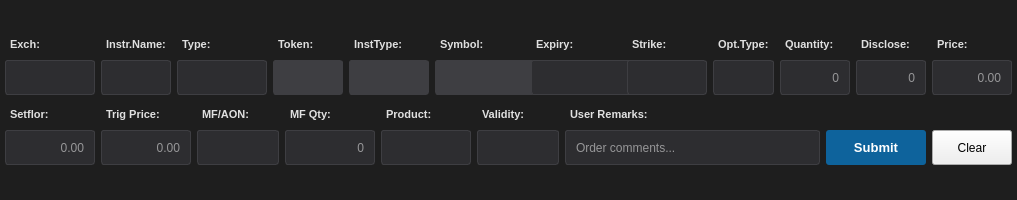
This is resources/forms/BuyWindow.ui in yashnmehta/Autotrade as Qt 5 draws it before an edit. The edited form follows.
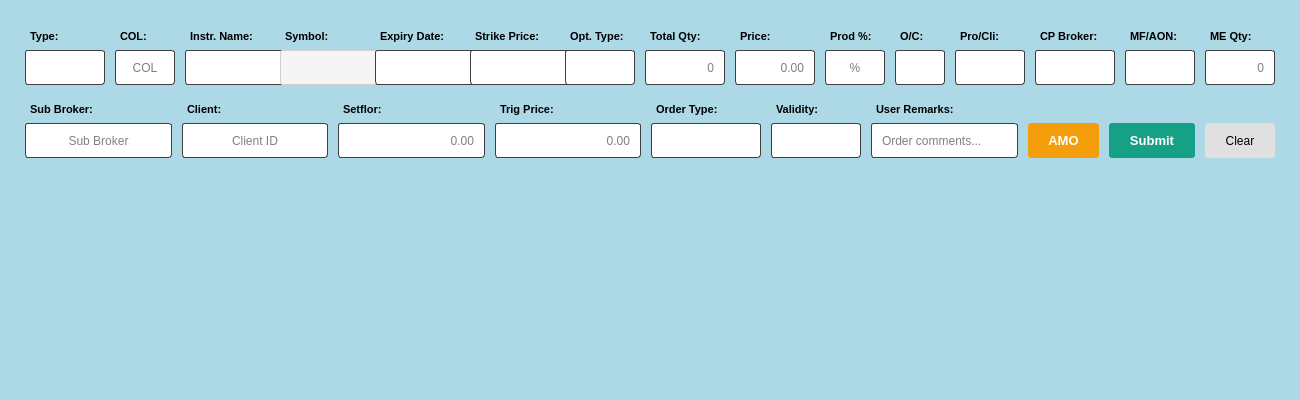
This is the edited form.

```diff
--- a/resources/forms/BuyWindow.ui
+++ b/resources/forms/BuyWindow.ui
@@ -6,45 +6,52 @@
    <rect>
     <x>0</x>
     <y>0</y>
-    <width>1017</width>
-    <height>200</height>
+    <width>1300</width>
+    <height>400</height>
    </rect>
   </property>
+  <property name="sizePolicy">
+   <sizepolicy hsizetype="Expanding" vsizetype="Expanding">
+    <horstretch>0</horstretch>
+    <verstretch>0</verstretch>
+   </sizepolicy>
+    </property>
   <property name="minimumSize">
    <size>
-    <width>1000</width>
-    <height>180</height>
+    <width>1300</width>
+    <height>250</height>
    </size>
   </property>
   <property name="maximumSize">
    <size>
     <width>16777215</width>
-    <height>230</height>
+    <height>16777215</height>
    </size>
   </property>
   <property name="windowTitle">
    <string>Buy Order</string>
   </property>
   <property name="styleSheet">
-   <string notr="true">QWidget#BuyWindowForm {
-    background-color: #1e1e1e;
+   <string notr="true">QWidget {
+    background-color: #add8e6;
 }
 
 QLabel {
-    color: #e0e0e0;
+    color: #000000;
     font-size: 11px;
-    font-weight: 500;
+    font-weight: 600;
     padding: 2px;
+    background-color: transparent;
 }
 
 QLineEdit {
-    background-color: #2d2d30;
-    color: #ffffff;
+    background-color: #ffffff;
+    color: #000000;
     border: 1px solid #3e3e42;
     border-radius: 3px;
     padding: 4px 8px;
     font-size: 12px;
-    selection-background-color: #094771;
+    selection-background-color: #3b82f6;
 }
 
 QLineEdit:focus {
@@ -53,13 +60,14 @@
 }
 
 QLineEdit:read-only {
-    background-color: #3e3e42;
-    color: #b0b0b0;
+    background-color: #f5f5f5;
+    color: #7a7a7a;
+    border: 1px solid #d0d0d0;
 }
 
 QComboBox {
-    background-color: #2d2d30;
-    color: #ffffff;
+    background-color: #ffffff;
+    color: #000000;
     border: 1px solid #3e3e42;
     border-radius: 3px;
     padding: 4px 8px;
@@ -88,14 +96,14 @@
 }
 
 QComboBox QAbstractItemView {
-    background-color: #2d2d30;
-    color: #ffffff;
-    selection-background-color: #094771;
+    background-color: #ffffff;
+    color: #000000;
+    selection-background-color: #3b82f6;
     border: 1px solid #3e3e42;
 }
 
 QPushButton#pbSubmit {
-    background-color: #0e639c;
+    background-color: #16a085;
     color: #ffffff;
     border: none;
     border-radius: 3px;
@@ -109,8 +117,37 @@
 }
 
 QPushButton#pbSubmit:pressed {
-    background-color: #0d5689;
-}</string>
+    background-color: #117864;
+}
+
+QPushButton#pbClear {
+    background-color: #e0e0e0;
+    color: #000000;
+    border: none;
+    border-radius: 3px;
+    padding: 8px 12px;
+}
+
+QPushButton#pbClear:hover {
+    background-color: #cfcfcf;
+}
+
+QPushButton#pbAMO {
+    background-color: #f59e0b;
+    color: #ffffff;
+    border: none;
+    border-radius: 3px;
+    padding: 8px 20px;
+    font-size: 13px;
+    font-weight: 600;
+}
+
+QPushButton#pbAMO:hover {
+    background-color: #d97706;
+}
+
+
+</string>
   </property>
   <layout class="QVBoxLayout" name="verticalLayout">
    <property name="spacing">
@@ -120,7 +157,7 @@
     <number>0</number>
    </property>
    <property name="topMargin">
-    <number>0</number>
+    <number>20</number>
    </property>
    <property name="rightMargin">
     <number>0</number>
@@ -150,46 +187,47 @@
        <property name="maximumSize">
         <size>
          <width>16777215</width>
-         <height>70</height>
+         <height>80</height>
         </size>
        </property>
        <layout class="QVBoxLayout" name="verticalLayout_5">
         <property name="leftMargin">
-         <number>5</number>
+         <number>25</number>
         </property>
         <property name="topMargin">
-         <number>5</number>
+         <number>8</number>
         </property>
         <property name="rightMargin">
-         <number>5</number>
+         <number>25</number>
         </property>
         <property name="bottomMargin">
-         <number>5</number>
+         <number>8</number>
         </property>
         <item>
          <layout class="QGridLayout" name="gridLayout_4">
+          <property name="spacing">
+           <number>10</number>
+          </property>
+          <property name="leftMargin">
+           <number>0</number>
+          </property>
+          <property name="topMargin">
+           <number>0</number>
+          </property>
+          <property name="rightMargin">
+           <number>0</number>
+          </property>
+          <property name="bottomMargin">
+           <number>0</number>
+          </property>
+          <property name="horizontalSpacing">
+           <number>10</number>
+          </property>
+          <property name="verticalSpacing">
+           <number>5</number>
+          </property>
           <item row="0" column="0">
-           <widget class="QLabel" name="label">
-            <property name="text">
-             <string>Exch:</string>
-            </property>
-            <property name="alignment">
-             <set>Qt::AlignLeading|Qt::AlignLeft|Qt::AlignVCenter</set>
-            </property>
-           </widget>
-          </item>
-          <item row="0" column="1">
-           <widget class="QLabel" name="label_12">
-            <property name="text">
-             <string>Instr.Name:</string>
-            </property>
-            <property name="alignment">
-             <set>Qt::AlignLeading|Qt::AlignLeft|Qt::AlignVCenter</set>
-            </property>
-           </widget>
-          </item>
-          <item row="0" column="2">
-           <widget class="QLabel" name="label_9">
+           <widget class="QLabel" name="label_type">
             <property name="text">
              <string>Type:</string>
             </property>
@@ -198,27 +236,27 @@
             </property>
            </widget>
           </item>
+          <item row="0" column="1">
+           <widget class="QLabel" name="label_col">
+            <property name="text">
+             <string>COL:</string>
+            </property>
+            <property name="alignment">
+             <set>Qt::AlignLeading|Qt::AlignLeft|Qt::AlignVCenter</set>
+            </property>
+           </widget>
+          </item>
+          <item row="0" column="2">
+           <widget class="QLabel" name="label_12">
+            <property name="text">
+             <string>Instr. Name:</string>
+            </property>
+            <property name="alignment">
+             <set>Qt::AlignLeading|Qt::AlignLeft|Qt::AlignVCenter</set>
+            </property>
+           </widget>
+          </item>
           <item row="0" column="3">
-           <widget class="QLabel" name="label_2">
-            <property name="text">
-             <string>Token:</string>
-            </property>
-            <property name="alignment">
-             <set>Qt::AlignLeading|Qt::AlignLeft|Qt::AlignVCenter</set>
-            </property>
-           </widget>
-          </item>
-          <item row="0" column="4">
-           <widget class="QLabel" name="label_3">
-            <property name="text">
-             <string>InstType:</string>
-            </property>
-            <property name="alignment">
-             <set>Qt::AlignLeading|Qt::AlignLeft|Qt::AlignVCenter</set>
-            </property>
-           </widget>
-          </item>
-          <item row="0" column="5">
            <widget class="QLabel" name="label_4">
             <property name="text">
              <string>Symbol:</string>
@@ -228,57 +266,47 @@
             </property>
            </widget>
           </item>
-          <item row="0" column="6">
+          <item row="0" column="4">
            <widget class="QLabel" name="label_5">
             <property name="text">
-             <string>Expiry:</string>
+             <string>Expiry Date:</string>
             </property>
             <property name="alignment">
              <set>Qt::AlignLeading|Qt::AlignLeft|Qt::AlignVCenter</set>
             </property>
            </widget>
           </item>
-          <item row="0" column="7">
+          <item row="0" column="5">
            <widget class="QLabel" name="label_6">
             <property name="text">
-             <string>Strike:</string>
+             <string>Strike Price:</string>
             </property>
             <property name="alignment">
              <set>Qt::AlignLeading|Qt::AlignLeft|Qt::AlignVCenter</set>
             </property>
            </widget>
           </item>
-          <item row="0" column="8">
+          <item row="0" column="6">
            <widget class="QLabel" name="label_13">
             <property name="text">
-             <string>Opt.Type:</string>
+             <string>Opt. Type:</string>
             </property>
             <property name="alignment">
              <set>Qt::AlignLeading|Qt::AlignLeft|Qt::AlignVCenter</set>
             </property>
            </widget>
           </item>
-          <item row="0" column="9">
+          <item row="0" column="7">
            <widget class="QLabel" name="label_7">
             <property name="text">
-             <string>Quantity:</string>
+             <string>Total Qty:</string>
             </property>
             <property name="alignment">
              <set>Qt::AlignLeading|Qt::AlignLeft|Qt::AlignVCenter</set>
             </property>
            </widget>
           </item>
-          <item row="0" column="10">
-           <widget class="QLabel" name="label_19">
-            <property name="text">
-             <string>Disclose:</string>
-            </property>
-            <property name="alignment">
-             <set>Qt::AlignLeading|Qt::AlignLeft|Qt::AlignVCenter</set>
-            </property>
-           </widget>
-          </item>
-          <item row="0" column="11">
+          <item row="0" column="8">
            <widget class="QLabel" name="label_8">
             <property name="text">
              <string>Price:</string>
@@ -288,79 +316,107 @@
             </property>
            </widget>
           </item>
+          <item row="0" column="9">
+           <widget class="QLabel" name="label_prod">
+            <property name="text">
+             <string>Prod %:</string>
+            </property>
+            <property name="alignment">
+             <set>Qt::AlignLeading|Qt::AlignLeft|Qt::AlignVCenter</set>
+            </property>
+           </widget>
+          </item>
+          <item row="0" column="10">
+           <widget class="QLabel" name="label_oc">
+            <property name="text">
+             <string>O/C:</string>
+            </property>
+            <property name="alignment">
+             <set>Qt::AlignLeading|Qt::AlignLeft|Qt::AlignVCenter</set>
+            </property>
+           </widget>
+          </item>
+          <item row="0" column="11">
+           <widget class="QLabel" name="label_procli">
+            <property name="text">
+             <string>Pro/Cli:</string>
+            </property>
+            <property name="alignment">
+             <set>Qt::AlignLeading|Qt::AlignLeft|Qt::AlignVCenter</set>
+            </property>
+           </widget>
+          </item>
+          <item row="0" column="12">
+           <widget class="QLabel" name="label_cpbroker">
+            <property name="text">
+             <string>CP Broker:</string>
+            </property>
+            <property name="alignment">
+             <set>Qt::AlignLeading|Qt::AlignLeft|Qt::AlignVCenter</set>
+            </property>
+           </widget>
+          </item>
+          <item row="0" column="13">
+           <widget class="QLabel" name="label_16">
+            <property name="text">
+             <string>MF/AON:</string>
+            </property>
+            <property name="alignment">
+             <set>Qt::AlignLeading|Qt::AlignLeft|Qt::AlignVCenter</set>
+            </property>
+           </widget>
+          </item>
+          <item row="0" column="14">
+           <widget class="QLabel" name="label_17">
+            <property name="text">
+             <string>ME Qty:</string>
+            </property>
+            <property name="alignment">
+             <set>Qt::AlignLeading|Qt::AlignLeft|Qt::AlignVCenter</set>
+            </property>
+           </widget>
+          </item>
           <item row="1" column="0">
-           <widget class="QComboBox" name="cbEx">
-            <property name="minimumSize">
-             <size>
-              <width>90</width>
-              <height>35</height>
-             </size>
-            </property>
-           </widget>
-          </item>
-          <item row="1" column="1">
-           <widget class="QComboBox" name="cbInstrName">
-            <property name="minimumSize">
-             <size>
-              <width>70</width>
-              <height>35</height>
-             </size>
-            </property>
-           </widget>
-          </item>
-          <item row="1" column="2">
            <widget class="QComboBox" name="cbOrdType">
             <property name="minimumSize">
              <size>
-              <width>90</width>
-              <height>35</height>
-             </size>
-            </property>
-           </widget>
-          </item>
-          <item row="1" column="3">
-           <widget class="QLineEdit" name="leToken">
-            <property name="minimumSize">
-             <size>
-              <width>70</width>
-              <height>35</height>
-             </size>
-            </property>
-            <property name="maximumSize">
-             <size>
-              <width>90</width>
-              <height>16777215</height>
-             </size>
-            </property>
-            <property name="alignment">
-             <set>Qt::AlignCenter</set>
-            </property>
-            <property name="readOnly">
-             <bool>true</bool>
-            </property>
-           </widget>
-          </item>
-          <item row="1" column="4">
-           <widget class="QLineEdit" name="leInsType">
-            <property name="minimumSize">
-             <size>
               <width>80</width>
               <height>35</height>
              </size>
             </property>
+           </widget>
+          </item>
+          <item row="1" column="1">
+           <widget class="QLineEdit" name="leCol">
+            <property name="minimumSize">
+             <size>
+              <width>60</width>
+              <height>35</height>
+             </size>
+            </property>
             <property name="alignment">
              <set>Qt::AlignCenter</set>
             </property>
-            <property name="readOnly">
-             <bool>true</bool>
+            <property name="placeholderText">
+             <string>COL</string>
             </property>
            </widget>
           </item>
-          <item row="1" column="5">
+          <item row="1" column="2">
+           <widget class="QComboBox" name="cbInstrName">
+            <property name="minimumSize">
+             <size>
+              <width>100</width>
+              <height>35</height>
+             </size>
+            </property>
+           </widget>
+          </item>
+          <item row="1" column="3">
            <widget class="QLineEdit" name="leSymbol">
             <property name="minimumSize">
              <size>
-              <width>100</width>
+              <width>120</width>
               <height>35</height>
              </size>
             </property>
@@ -369,48 +425,48 @@
             </property>
            </widget>
           </item>
-          <item row="1" column="6">
+          <item row="1" column="4">
            <widget class="QComboBox" name="cbExp">
             <property name="minimumSize">
              <size>
-              <width>110</width>
+              <width>120</width>
               <height>35</height>
              </size>
             </property>
            </widget>
           </item>
-          <item row="1" column="7">
+          <item row="1" column="5">
            <widget class="QComboBox" name="cbStrike">
             <property name="minimumSize">
              <size>
-              <width>80</width>
+              <width>100</width>
               <height>35</height>
              </size>
             </property>
            </widget>
           </item>
-          <item row="1" column="8">
+          <item row="1" column="6">
            <widget class="QComboBox" name="cbOptType">
             <property name="minimumSize">
              <size>
-              <width>60</width>
+              <width>70</width>
               <height>35</height>
              </size>
             </property>
            </widget>
           </item>
-          <item row="1" column="9">
+          <item row="1" column="7">
            <widget class="QLineEdit" name="leQty">
             <property name="minimumSize">
              <size>
-              <width>70</width>
+              <width>80</width>
               <height>35</height>
              </size>
             </property>
             <property name="maximumSize">
              <size>
-              <width>90</width>
-              <height>16777215</height>
+              <width>100</width>
+              <height>35</height>
              </size>
             </property>
             <property name="alignment">
@@ -421,41 +477,103 @@
             </property>
            </widget>
           </item>
+          <item row="1" column="8">
+           <widget class="QLineEdit" name="leRate">
+            <property name="minimumSize">
+             <size>
+              <width>80</width>
+              <height>35</height>
+             </size>
+            </property>
+            <property name="maximumSize">
+             <size>
+              <width>100</width>
+              <height>35</height>
+             </size>
+            </property>
+            <property name="alignment">
+             <set>Qt::AlignRight|Qt::AlignTrailing|Qt::AlignVCenter</set>
+            </property>
+            <property name="placeholderText">
+             <string>0.00</string>
+            </property>
+           </widget>
+          </item>
+          <item row="1" column="9">
+           <widget class="QLineEdit" name="leProdPercent">
+            <property name="minimumSize">
+             <size>
+              <width>60</width>
+              <height>35</height>
+             </size>
+            </property>
+            <property name="alignment">
+             <set>Qt::AlignCenter</set>
+            </property>
+            <property name="placeholderText">
+             <string>%</string>
+            </property>
+           </widget>
+          </item>
           <item row="1" column="10">
-           <widget class="QLineEdit" name="leDiscloseQty">
+           <widget class="QComboBox" name="cbOC">
             <property name="minimumSize">
              <size>
-              <width>70</width>
+              <width>50</width>
               <height>35</height>
              </size>
             </property>
-            <property name="maximumSize">
-             <size>
-              <width>90</width>
-              <height>16777215</height>
-             </size>
-            </property>
-            <property name="alignment">
-             <set>Qt::AlignRight|Qt::AlignTrailing|Qt::AlignVCenter</set>
-            </property>
-            <property name="placeholderText">
-             <string>0</string>
-            </property>
            </widget>
           </item>
           <item row="1" column="11">
-           <widget class="QLineEdit" name="leRate">
+           <widget class="QComboBox" name="cbProCli">
+            <property name="minimumSize">
+             <size>
+              <width>70</width>
+              <height>35</height>
+             </size>
+            </property>
+           </widget>
+          </item>
+          <item row="1" column="12">
+           <widget class="QComboBox" name="cbCPBroker">
             <property name="minimumSize">
              <size>
               <width>80</width>
               <height>35</height>
              </size>
             </property>
+           </widget>
+          </item>
+          <item row="1" column="13">
+           <widget class="QComboBox" name="cbMFAON">
+            <property name="minimumSize">
+             <size>
+              <width>70</width>
+              <height>35</height>
+             </size>
+            </property>
+           </widget>
+          </item>
+          <item row="1" column="14">
+           <widget class="QLineEdit" name="leMEQty">
+            <property name="minimumSize">
+             <size>
+              <width>70</width>
+              <height>35</height>
+             </size>
+            </property>
+            <property name="maximumSize">
+             <size>
+              <width>90</width>
+              <height>35</height>
+             </size>
+            </property>
             <property name="alignment">
              <set>Qt::AlignRight|Qt::AlignTrailing|Qt::AlignVCenter</set>
             </property>
             <property name="placeholderText">
-             <string>0.00</string>
+             <string>0</string>
             </property>
            </widget>
           </item>
@@ -469,25 +587,66 @@
        <property name="maximumSize">
         <size>
          <width>16777215</width>
-         <height>70</height>
+         <height>80</height>
         </size>
        </property>
        <layout class="QVBoxLayout" name="verticalLayout_6">
         <property name="leftMargin">
-         <number>5</number>
+         <number>25</number>
         </property>
         <property name="topMargin">
-         <number>5</number>
+         <number>8</number>
         </property>
         <property name="rightMargin">
-         <number>5</number>
+         <number>25</number>
         </property>
         <property name="bottomMargin">
-         <number>5</number>
+         <number>8</number>
         </property>
         <item>
          <layout class="QGridLayout" name="gridLayout_5">
+          <property name="spacing">
+           <number>10</number>
+          </property>
+          <property name="leftMargin">
+           <number>0</number>
+          </property>
+          <property name="topMargin">
+           <number>0</number>
+          </property>
+          <property name="rightMargin">
+           <number>0</number>
+          </property>
+          <property name="bottomMargin">
+           <number>0</number>
+          </property>
+          <property name="horizontalSpacing">
+           <number>10</number>
+          </property>
+          <property name="verticalSpacing">
+           <number>5</number>
+          </property>
           <item row="0" column="0">
+           <widget class="QLabel" name="label_subbroker">
+            <property name="text">
+             <string>Sub Broker:</string>
+            </property>
+            <property name="alignment">
+             <set>Qt::AlignLeading|Qt::AlignLeft|Qt::AlignVCenter</set>
+            </property>
+           </widget>
+          </item>
+          <item row="0" column="1">
+           <widget class="QLabel" name="label_client">
+            <property name="text">
+             <string>Client:</string>
+            </property>
+            <property name="alignment">
+             <set>Qt::AlignLeading|Qt::AlignLeft|Qt::AlignVCenter</set>
+            </property>
+           </widget>
+          </item>
+          <item row="0" column="2">
            <widget class="QLabel" name="label_14">
             <property name="text">
              <string>Setflor:</string>
@@ -497,8 +656,8 @@
             </property>
            </widget>
           </item>
-          <item row="0" column="1">
-           <widget class="QLabel" name="label_15">
+          <item row="0" column="3">
+           <widget class="QLabel" name="label_trigprice">
             <property name="text">
              <string>Trig Price:</string>
             </property>
@@ -507,30 +666,10 @@
             </property>
            </widget>
           </item>
-          <item row="0" column="2">
-           <widget class="QLabel" name="label_16">
-            <property name="text">
-             <string>MF/AON:</string>
-            </property>
-            <property name="alignment">
-             <set>Qt::AlignLeading|Qt::AlignLeft|Qt::AlignVCenter</set>
-            </property>
-           </widget>
-          </item>
-          <item row="0" column="3">
-           <widget class="QLabel" name="label_17">
-            <property name="text">
-             <string>MF Qty:</string>
-            </property>
-            <property name="alignment">
-             <set>Qt::AlignLeading|Qt::AlignLeft|Qt::AlignVCenter</set>
-            </property>
-           </widget>
-          </item>
           <item row="0" column="4">
            <widget class="QLabel" name="label_10">
             <property name="text">
-             <string>Product:</string>
+             <string>Order Type:</string>
             </property>
             <property name="alignment">
              <set>Qt::AlignLeading|Qt::AlignLeft|Qt::AlignVCenter</set>
@@ -558,17 +697,43 @@
            </widget>
           </item>
           <item row="1" column="0">
+           <widget class="QLineEdit" name="leSubBroker">
+            <property name="minimumSize">
+             <size>
+              <width>80</width>
+              <height>35</height>
+             </size>
+            </property>
+            <property name="alignment">
+             <set>Qt::AlignCenter</set>
+            </property>
+            <property name="placeholderText">
+             <string>Sub Broker</string>
+            </property>
+           </widget>
+          </item>
+          <item row="1" column="1">
+           <widget class="QLineEdit" name="leClient">
+            <property name="minimumSize">
+             <size>
+              <width>100</width>
+              <height>35</height>
+             </size>
+            </property>
+            <property name="alignment">
+             <set>Qt::AlignCenter</set>
+            </property>
+            <property name="placeholderText">
+             <string>Client ID</string>
+            </property>
+           </widget>
+          </item>
+          <item row="1" column="2">
            <widget class="QLineEdit" name="leSetflor">
             <property name="minimumSize">
              <size>
-              <width>70</width>
-              <height>35</height>
-             </size>
-            </property>
-            <property name="maximumSize">
-             <size>
               <width>90</width>
-              <height>16777215</height>
+              <height>35</height>
              </size>
             </property>
             <property name="alignment">
@@ -579,18 +744,12 @@
             </property>
            </widget>
           </item>
-          <item row="1" column="1">
+          <item row="1" column="3">
            <widget class="QLineEdit" name="leTrigPrice">
             <property name="minimumSize">
              <size>
-              <width>70</width>
-              <height>35</height>
-             </size>
-            </property>
-            <property name="maximumSize">
-             <size>
               <width>90</width>
-              <height>16777215</height>
+              <height>35</height>
              </size>
             </property>
             <property name="alignment">
@@ -601,72 +760,22 @@
             </property>
            </widget>
           </item>
-          <item row="1" column="2">
-           <widget class="QComboBox" name="cbMFAON">
-            <property name="minimumSize">
-             <size>
-              <width>70</width>
-              <height>35</height>
-             </size>
-            </property>
-            <property name="maximumSize">
-             <size>
-              <width>90</width>
-              <height>16777215</height>
-             </size>
-            </property>
-           </widget>
-          </item>
-          <item row="1" column="3">
-           <widget class="QLineEdit" name="leMFQty">
-            <property name="minimumSize">
-             <size>
-              <width>70</width>
-              <height>35</height>
-             </size>
-            </property>
-            <property name="maximumSize">
-             <size>
-              <width>90</width>
-              <height>16777215</height>
-             </size>
-            </property>
-            <property name="alignment">
-             <set>Qt::AlignRight|Qt::AlignTrailing|Qt::AlignVCenter</set>
-            </property>
-            <property name="placeholderText">
-             <string>0</string>
-            </property>
-           </widget>
-          </item>
           <item row="1" column="4">
            <widget class="QComboBox" name="cbProduct">
             <property name="minimumSize">
              <size>
-              <width>90</width>
+              <width>110</width>
               <height>35</height>
              </size>
             </property>
-            <property name="maximumSize">
-             <size>
-              <width>120</width>
-              <height>16777215</height>
-             </size>
-            </property>
            </widget>
           </item>
           <item row="1" column="5">
            <widget class="QComboBox" name="cbValidity">
             <property name="minimumSize">
              <size>
-              <width>70</width>
-              <height>35</height>
-             </size>
-            </property>
-            <property name="maximumSize">
-             <size>
               <width>90</width>
-              <height>16777215</height>
+              <height>35</height>
              </size>
             </property>
            </widget>
@@ -675,7 +784,7 @@
            <widget class="QLineEdit" name="leRemarks">
             <property name="minimumSize">
              <size>
-              <width>150</width>
+              <width>120</width>
               <height>35</height>
              </size>
             </property>
@@ -685,16 +794,26 @@
            </widget>
           </item>
           <item row="1" column="7">
+           <widget class="QPushButton" name="pbAMO">
+            <property name="minimumSize">
+             <size>
+              <width>60</width>
+              <height>35</height>
+             </size>
+            </property>
+            <property name="cursor">
+             <cursorShape>PointingHandCursor</cursorShape>
+            </property>
+            <property name="text">
+             <string>AMO</string>
+            </property>
+           </widget>
+          </item>
+          <item row="1" column="8">
            <widget class="QPushButton" name="pbSubmit">
             <property name="minimumSize">
              <size>
-              <width>100</width>
-              <height>35</height>
-             </size>
-            </property>
-            <property name="maximumSize">
-             <size>
-              <width>120</width>
+              <width>80</width>
               <height>35</height>
              </size>
             </property>
@@ -706,17 +825,11 @@
             </property>
            </widget>
           </item>
-          <item row="1" column="8">
+          <item row="1" column="9">
            <widget class="QPushButton" name="pbClear">
             <property name="minimumSize">
              <size>
-              <width>80</width>
-              <height>35</height>
-             </size>
-            </property>
-            <property name="maximumSize">
-             <size>
-              <width>100</width>
+              <width>70</width>
               <height>35</height>
              </size>
             </property>
@@ -733,6 +846,19 @@
        </layout>
       </widget>
      </item>
+     <item>
+      <spacer name="verticalSpacer">
+       <property name="orientation">
+        <enum>Qt::Vertical</enum>
+       </property>
+       <property name="sizeHint" stdset="0">
+        <size>
+         <width>20</width>
+         <height>40</height>
+        </size>
+       </property>
+      </spacer>
+     </item>
     </layout>
    </item>
   </layout>
```
Left out of the diff: 30 changed lines with no effect on the pictures.
